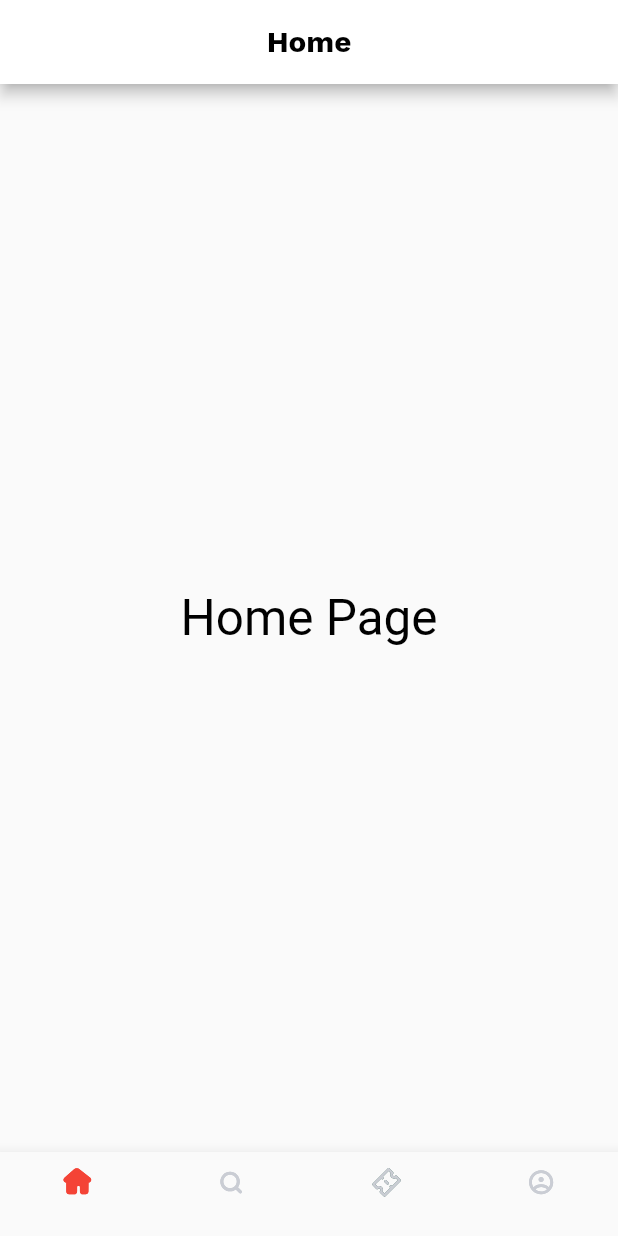
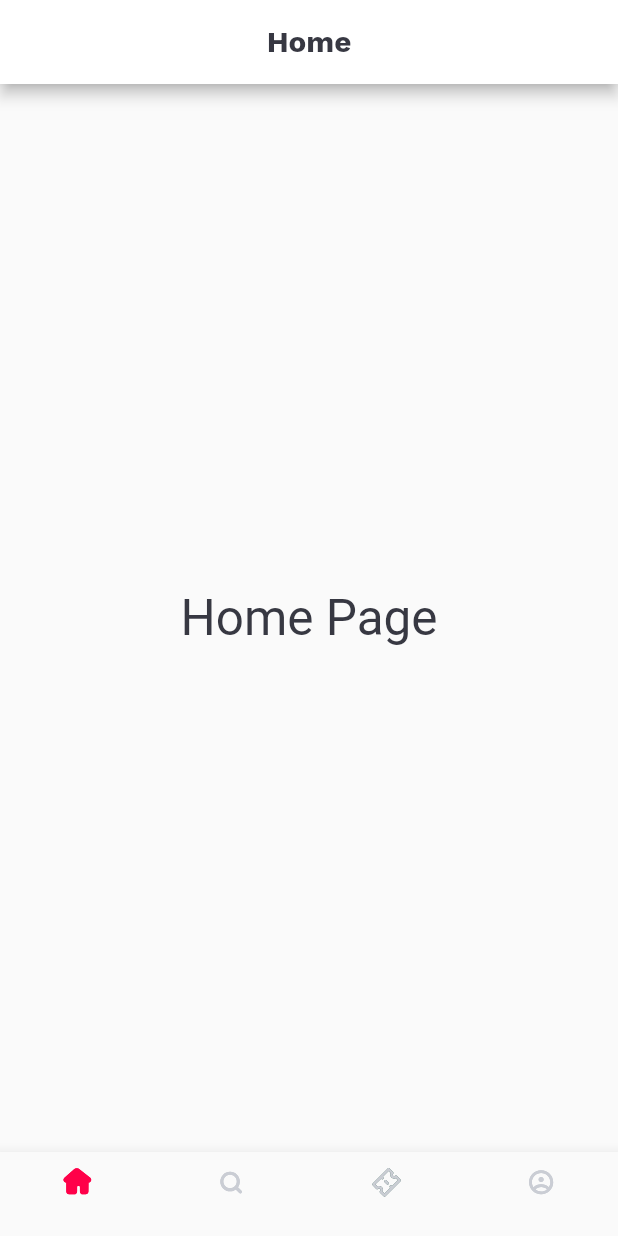
Before and after one commit to JaxaAnvarov/my_beta_programm-, a Flutter app: the screen it shows after launch, on a phone screen of 412 x 824 dp. Run offline on Flutter 3.47's test engine with Material 2 defaults, Android fonts, the phone set to English and light mode, and no system bars; our stand-ins replace flutter_svg.

Commit message:
export fayli va ranglar classi qoshildi

```diff
--- a/lib/core/constants/colors.dart
+++ b/lib/core/constants/colors.dart
@@ -1,5 +1,7 @@
 import 'package:flutter/material.dart';
-
-const Color kPrimaryRedColor = Colors.red;
-const Color kPrimaryBlackColor = Colors.black;
-const Color textColor = Color(0xFF373A42);
+class ProjectColors {
+   Color kPrimaryBlackColor = const Color(0xFF373842);
+   Color kPrimaryRedColor = const Color(0xFFff0049);
+   Color kPrimaryWhiteColor = const Color(0xffffffff);
+   Color kPrimaryTextColor = const Color(0xFFb2b8b8);
+}
--- a/lib/core/constants/icons.dart
+++ b/lib/core/constants/icons.dart
@@ -3,7 +3,7 @@ import 'package:my_beta_programm/core/constants/export.dart';
 // * Aktiv Home Iconi Uchun
 SvgPicture home1 = SvgPicture.asset(
   'assets/icons/home1.svg',
-  color: kPrimaryRedColor,
+  color: ProjectColors().kPrimaryRedColor,
   width: getProportionateScreenWidth(20.0),
   height: getProportionateScreenWidth(20.0),
 );
@@ -53,7 +53,7 @@ SvgPicture person2 = SvgPicture.asset(
 // * Passiv Profil iconi uchun
 SvgPicture person1 = SvgPicture.asset(
   'assets/icons/person.svg',
-  color: kPrimaryRedColor,
+  color: ProjectColors().kPrimaryRedColor,
   height: getProportionateScreenHeight(20.0),
   width: getProportionateScreenWidth(20.0),
 );
--- a/lib/screens/home/home_page.dart
+++ b/lib/screens/home/home_page.dart
@@ -13,7 +13,7 @@ class HomePage extends StatelessWidget {
         title: Text(
           'Home',
           style: TextStyle(
-            color: kPrimaryBlackColor,
+            color: ProjectColors().kPrimaryBlackColor,
             fontSize: getProportionateScreenWidth(18.0),
             fontWeight: FontWeight.w700,
             fontFamily: 'WorkSans',
@@ -25,7 +25,7 @@ class HomePage extends StatelessWidget {
         child: Text(
           'Home Page',
           style: TextStyle(
-            color: kPrimaryBlackColor,
+            color: ProjectColors().kPrimaryBlackColor,
             fontSize: getProportionateScreenWidth(30.0),
           ),
         ),
--- a/lib/screens/person/person_page.dart
+++ b/lib/screens/person/person_page.dart
@@ -12,7 +12,7 @@ class PersonPage extends StatelessWidget {
         child: Text(
           'Person Page',
           style: TextStyle(
-            color: kPrimaryBlackColor,
+            color: ProjectColors().kPrimaryBlackColor,
             fontSize: getProportionateScreenWidth(30.0),
           ),
         ),
--- a/lib/screens/search/search_page.dart
+++ b/lib/screens/search/search_page.dart
@@ -12,7 +12,7 @@ class SearchPage extends StatelessWidget {
         child: Text(
           "Search Page",
           style: TextStyle(
-            color: kPrimaryBlackColor,
+            color: ProjectColors().kPrimaryBlackColor,
             fontSize: getProportionateScreenWidth(30.0),
           ),
         ),
--- a/lib/screens/ticket/ticket_page.dart
+++ b/lib/screens/ticket/ticket_page.dart
@@ -12,7 +12,7 @@ class TickedPage extends StatelessWidget {
         child: Text(
           "Ticked Page",
           style: TextStyle(
-            color: kPrimaryBlackColor,
+            color: ProjectColors().kPrimaryBlackColor,
             fontSize: getProportionateScreenWidth(30.0),
           ),
         ),
```
